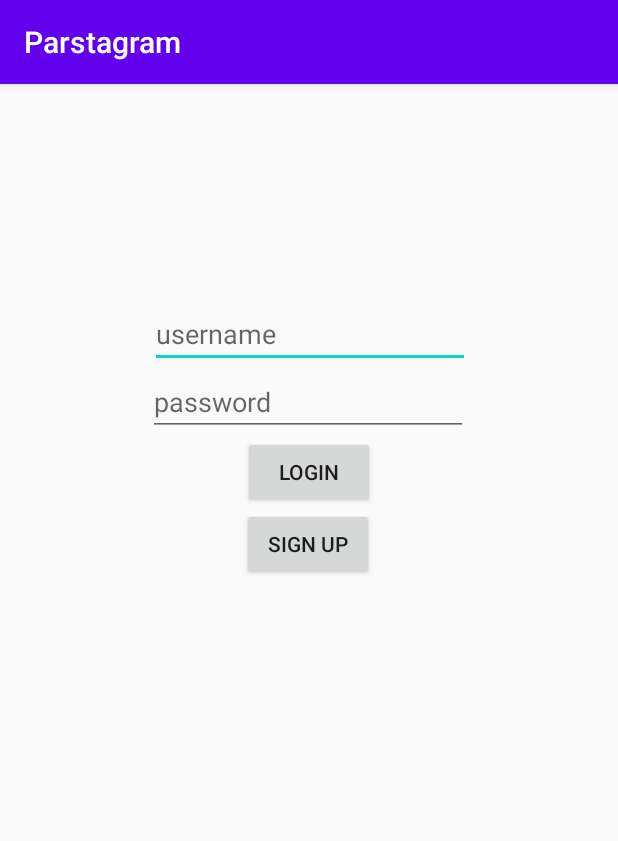
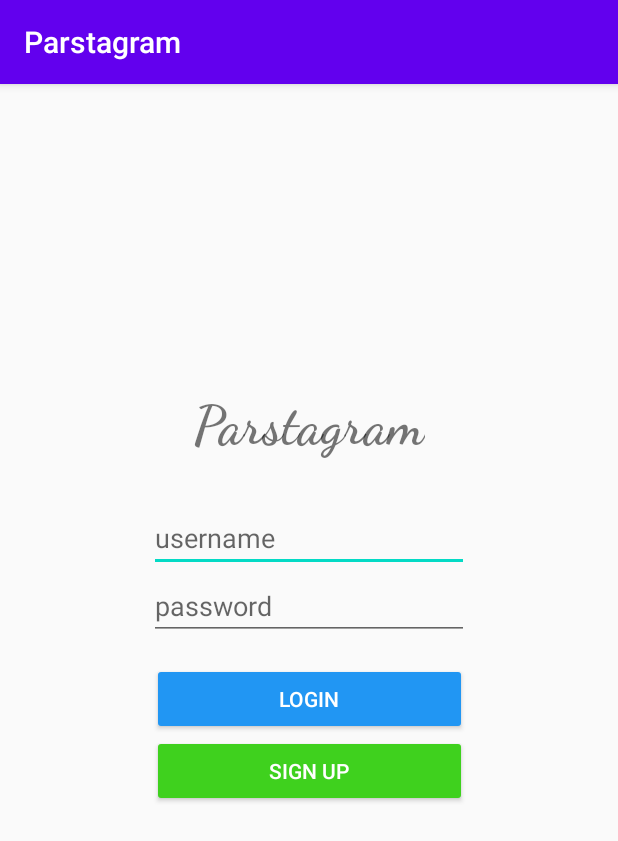
Before and after one commit to Mvye/Parstagram, an Android app: the screen it shows after launch (LoginActivity), on a phone screen of 412 x 824 dp. Shown: the top 841 px of the screen. Run offline under Robolectric (Android 15) with nearby library versions, the phone set to English and light mode, and no system bars; libraries missing offline, so code that uses them is left out: com.parse; 3 statements that could not run were skipped.

Commit message:
Formatted the Login page and home feed to look more like instagram

```diff
--- a/app/src/main/java/com/mervynm/parstagram/HomeActivity.java
+++ b/app/src/main/java/com/mervynm/parstagram/HomeActivity.java
@@ -16,8 +16,6 @@ import com.mervynm.parstagram.fragments.HomeFragment;
 import com.mervynm.parstagram.fragments.ProfileFragment;
 
 public class HomeActivity extends AppCompatActivity {
-
-    public static final String TAG = "HomeActivity";
 
     final FragmentManager fragmentManager = getSupportFragmentManager();
     BottomNavigationView bottomNavigationView;
--- a/app/src/main/java/com/mervynm/parstagram/fragments/DetailedPostFragment.java
+++ b/app/src/main/java/com/mervynm/parstagram/fragments/DetailedPostFragment.java
@@ -65,8 +65,6 @@ public class DetailedPostFragment extends Fragment {
     private void populateView() {
         String username = clickedPost.getUser().getUsername();
         postUsername.setText(username);
-        postUsername2.setText(username);
-        postDescription.setText(clickedPost.getDescription());
         ParseFile imageFile = clickedPost.getImage();
         if (imageFile != null) {
             postPicture.setVisibility(View.VISIBLE);
@@ -76,6 +74,8 @@ public class DetailedPostFragment extends Fragment {
         } else {
             postPicture.setVisibility(View.GONE);
         }
+        postUsername2.setText(username);
+        postDescription.setText(clickedPost.getDescription());
         postCreatedAt.setText(String.format("%s ago", TimeFormatter.getTimeDifference(clickedPost.getCreatedAt().toString())));
     }
 }
--- a/app/src/main/res/layout/activity_login.xml
+++ b/app/src/main/res/layout/activity_login.xml
@@ -10,46 +10,64 @@
         android:id="@+id/editTextUsername"
         android:layout_width="wrap_content"
         android:layout_height="wrap_content"
-        android:layout_marginTop="144dp"
+        android:layout_marginTop="280dp"
+        android:autofillHints=""
         android:ems="10"
         android:hint="@string/username"
         android:inputType="textPersonName"
         app:layout_constraintEnd_toEndOf="parent"
-        app:layout_constraintHorizontal_bias="0.502"
+        app:layout_constraintHorizontal_bias="0.5"
         app:layout_constraintStart_toStartOf="parent"
-        app:layout_constraintTop_toTopOf="parent"
-        android:autofillHints="" />
+        app:layout_constraintTop_toTopOf="parent" />
 
     <EditText
         android:id="@+id/editTextPassword"
         android:layout_width="wrap_content"
         android:layout_height="wrap_content"
+        android:autofillHints=""
         android:ems="10"
         android:hint="@string/password"
         android:inputType="textPassword"
         app:layout_constraintEnd_toEndOf="parent"
-        app:layout_constraintHorizontal_bias="0.497"
+        app:layout_constraintHorizontal_bias="0.5"
         app:layout_constraintStart_toStartOf="parent"
-        app:layout_constraintTop_toBottomOf="@+id/editTextUsername"
-        android:autofillHints="" />
+        app:layout_constraintTop_toBottomOf="@+id/editTextUsername" />
 
     <Button
         android:id="@+id/buttonLogin"
-        android:layout_width="wrap_content"
+        android:layout_width="210dp"
         android:layout_height="wrap_content"
+        android:layout_marginTop="15dp"
+        android:backgroundTint="#2196F3"
         android:text="@string/login"
+        android:textColor="#FFFFFF"
         app:layout_constraintEnd_toEndOf="parent"
         app:layout_constraintStart_toStartOf="parent"
         app:layout_constraintTop_toBottomOf="@+id/editTextPassword" />
 
     <Button
         android:id="@+id/buttonSignUp"
-        android:layout_width="wrap_content"
+        android:layout_width="210dp"
         android:layout_height="wrap_content"
+        android:backgroundTint="#3FD11E"
         android:text="@string/sign_up"
+        android:textColor="#FFFFFF"
         app:layout_constraintEnd_toEndOf="parent"
-        app:layout_constraintHorizontal_bias="0.498"
+        app:layout_constraintHorizontal_bias="0.5"
         app:layout_constraintStart_toStartOf="parent"
         app:layout_constraintTop_toBottomOf="@+id/buttonLogin" />
 
+    <TextView
+        android:id="@+id/textViewTitle"
+        android:layout_width="wrap_content"
+        android:layout_height="wrap_content"
+        android:layout_marginBottom="30dp"
+        android:fontFamily="cursive"
+        android:text="@string/parstagram"
+        android:textSize="36sp"
+        android:textStyle="bold"
+        app:layout_constraintBottom_toTopOf="@+id/editTextUsername"
+        app:layout_constraintEnd_toEndOf="parent"
+        app:layout_constraintStart_toStartOf="parent" />
+
 </androidx.constraintlayout.widget.ConstraintLayout>
--- a/app/src/main/res/values/strings.xml
+++ b/app/src/main/res/values/strings.xml
@@ -16,4 +16,5 @@
     <string name="profile">Profile</string>
     <!-- TODO: Remove or change this placeholder text -->
     <string name="hello_blank_fragment">Hello blank fragment</string>
+    <string name="parstagram">Parstagram</string>
 </resources>
```
Also changed, not shown: app/src/main/java/com/mervynm/parstagram/PostAdapter.java (+9 -4 lines), app/src/main/res/layout/fragment_detailed_post.xml (+23 -22 lines), app/src/main/res/layout/item_post.xml (+22 -12 lines).
